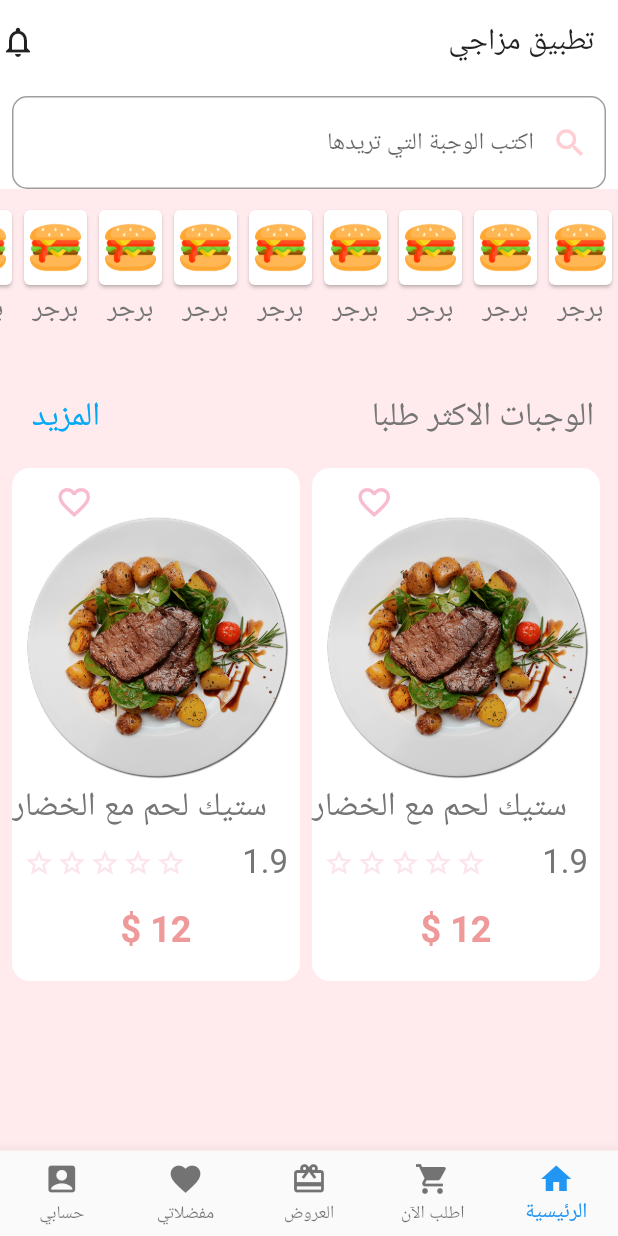
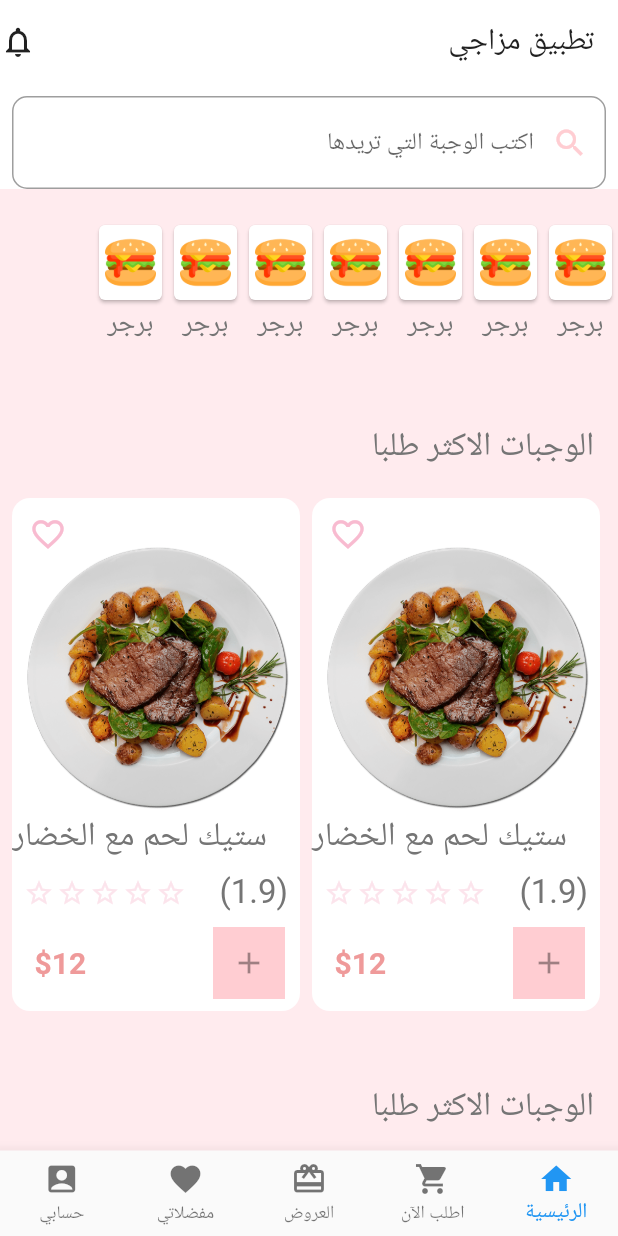
Before and after one commit to sihamqatani/meal1_app, a Flutter app: the screen it shows after launch, on a phone screen of 412 x 824 dp. Run offline on Flutter 3.47's test engine with Material 2 defaults, Android fonts, the phone set to English and light mode, and no system bars; drawn by our look-alikes of smooth_star_rating.

Commit message:
last homescreen

```diff
--- a/lib/screens/home_screen.dart
+++ b/lib/screens/home_screen.dart
@@ -48,6 +48,7 @@ class _HomeScreenState extends State<HomeScreen> {
                   searchPart(),
                   topMenuPart(),
                   popularFoodMenu(context),
+                  popularFoodMenu(context),
                 ],
               ),
             ),
@@ -59,26 +60,17 @@ class _HomeScreenState extends State<HomeScreen> {
     //var rating;
     return Container(
       // color: Colors.white,
-      height: 750,
+      height: 440,
       child: Column(
         children: [
-          Row(
-            mainAxisAlignment: MainAxisAlignment.spaceBetween,
-            children: [
-              Padding(
-                padding: const EdgeInsets.all(16.0),
-                child: Text('الوجبات الاكثر طلبا',
-                    style: TextStyle(color: Colors.grey[600], fontSize: 22)),
-              ),
-              FlatButton(
-                onPressed: () {},
-                child: Text(
-                  'المزيد',
-                  style: TextStyle(color: Colors.lightBlue, fontSize: 22),
-                ),
-              ),
-            ],
+          Padding(
+            padding: const EdgeInsets.all(16),
+            child: Container(alignment:Alignment.topRight ,
+              child: Text('الوجبات الاكثر طلبا',
+                  style: TextStyle(color: Colors.grey[600], fontSize: 22)),
+            ),
           ),
+
           Container(
             height: 350,
             padding: EdgeInsets.only(right: 8, left: 8),
@@ -109,15 +101,12 @@ class _HomeScreenState extends State<HomeScreen> {
         child: Stack(
           children: [
             Align(
-              child: Container(
-                child: Icon(
+              child: IconButton(onPressed:(){} ,
+                icon: Icon(
                   Icons.favorite_border,
                   color: Colors.pink[100],
                   size: 25,
                 ),
-                height: 5,
-                width: 5,
-                padding: EdgeInsets.only(left: 29, top: 10),
               ),
               alignment: Alignment.topLeft,
             ),
@@ -129,9 +118,15 @@ class _HomeScreenState extends State<HomeScreen> {
                 ),
                 padding: EdgeInsets.only(bottom: 100),
                 width: double.infinity,
-                height: 300,
+                height: 350,
                 child: Center(
-                  child: GestureDetector(onTap:(){return Navigator.push(context, MaterialPageRoute(builder: (context){return FoodPageDetails();}));} ,
+                  child: GestureDetector(
+                    onTap: () {
+                      return Navigator.push(context,
+                          MaterialPageRoute(builder: (context) {
+                        return FoodPageDetails();
+                      }));
+                    },
                     child: Image.asset(
                       'assets/Images/Menus/popular_food/popular1.png',
                       fit: BoxFit.cover,
@@ -154,7 +149,7 @@ class _HomeScreenState extends State<HomeScreen> {
                   alignment: Alignment.centerRight,
                 ),
                 SizedBox(
-                  height: 10,
+                  height:10,
                 ),
                 Padding(
                   padding: const EdgeInsets.only(right: 8, left: 8),
@@ -163,7 +158,7 @@ class _HomeScreenState extends State<HomeScreen> {
                       mainAxisAlignment: MainAxisAlignment.spaceBetween,
                       children: [
                         Text(
-                          '1.9',
+                          '(1.9)',
                           style:
                               TextStyle(color: Colors.grey[600], fontSize: 22),
                         ),
@@ -189,17 +184,19 @@ class _HomeScreenState extends State<HomeScreen> {
                   ),
                 ),
                 Padding(
-                  padding: const EdgeInsets.all(18.0),
-                  child: Container(
-                      child: Center(
-                    child: Text(
-                      '12 \$',
-                      style: TextStyle(
-                          fontSize: 24,
-                          color: Colors.red[200],
-                          fontWeight: FontWeight.bold),
-                    ),
-                  )),
+                  padding: const EdgeInsets.all(10.0),
+                  child: Row(mainAxisAlignment: MainAxisAlignment.spaceBetween,
+                    children: [
+                      Container(color:Colors.red[100] ,child: IconButton(color: Colors.red[100],icon: Icon(Icons.add,), onPressed: null)),
+                      Text(
+                        '\$12 ',
+                        style: TextStyle(
+                            fontSize: 20,
+                            color: Colors.red[200],
+                            fontWeight: FontWeight.bold),
+                      ),
+                    ],
+                  ),
                 )
               ],
             )
@@ -236,81 +233,68 @@ class _HomeScreenState extends State<HomeScreen> {
 
   Widget topMenuPart() {
     return Container(
-      margin: EdgeInsets.symmetric(vertical: 10.0),
+      margin: EdgeInsets.symmetric(vertical: 20.0),
       height: 100,
       //width: MediaQuery.of(context).size.width,
 
-      child: ListView.builder(
-          itemCount: 10,
-          scrollDirection: Axis.horizontal,
-          itemExtent: 50.0,
-          itemBuilder: (context, int i) {
-            return InkWell(
-              child: Container(
-                child: Column(
-                  children: [
-                    Card(
-                        child: Container(
-                      decoration: BoxDecoration(
-                        // color: Colors.white,
-                        shape: BoxShape.circle,
-                      ),
-                      width: 50,
-                      height: 50,
-                      child: Card(
-                        elevation: 0,
-                        /* shape: RoundedRectangleBorder(
-                            borderRadius: BorderRadius.circular(20)),*/
+      child: ListView(//shrinkWrap: true,
+        children: [
+          drawTopMenu(),
+          drawTopMenu(),
+          drawTopMenu(),
+          drawTopMenu(),
+          drawTopMenu(),
+          drawTopMenu(),
+          drawTopMenu(),
 
-                        child: Container(
-                          width: 25,
-                          height: 25,
-                          child: Center(
-                            child: Image.asset(menuType.imageUrl),
-                          ),
-                        ),
-                      ),
-                    )),
-                    Text(
-                      menuType.name,
-                      style: TextStyle(color: Colors.grey[600], fontSize: 18),
-                    ),
-                  ],
-                ),
-              ),
-            );
-          }),
+        ],
+        itemExtent: 50,
+        scrollDirection: Axis.horizontal,
+      ),
     );
   }
 
   navigateScreen(int selectedIndex) {
-    switch(selectedIndex){
+    switch (selectedIndex) {
       case 1:
-       Navigator.push(context, MaterialPageRoute(builder: (context){return FoodPageDetails();}));break;
+        Navigator.push(context, MaterialPageRoute(builder: (context) {
+          return FoodPageDetails();
+        }));
+        break;
       case 2:
-        Navigator.push(context, MaterialPageRoute(builder: (context){return Container(color: Colors.yellow,);}));break;
+        Navigator.push(context, MaterialPageRoute(builder: (context) {
+          return Container(
+            color: Colors.yellow,
+          );
+        }));
+        break;
       case 3:
-        Navigator.push(context, MaterialPageRoute(builder: (context){return Container(color: Colors.grey,);}));break;
+        Navigator.push(context, MaterialPageRoute(builder: (context) {
+          return Container(
+            color: Colors.grey,
+          );
+        }));
+        break;
       case 4:
-        Navigator.push(context, MaterialPageRoute(builder: (context){return Container(color: Colors.blue);}));break;
-
-
-    }}
+        Navigator.push(context, MaterialPageRoute(builder: (context) {
+          return Container(color: Colors.blue);
+        }));
+        break;
+    }
+  }
 
   bottomNavigatorSection() {
-    int selectedIndex=0;
+    int selectedIndex = 0;
 
     return BottomNavigationBar(
-      onTap: (int x){
+      onTap: (int x) {
         setState(() {
-          selectedIndex=x;
+          selectedIndex = x;
           print(selectedIndex);
 
           navigateScreen(selectedIndex);
         });
       },
-
-
       type: BottomNavigationBarType.fixed,
       items: [
         BottomNavigationBarItem(
@@ -337,4 +321,40 @@ class _HomeScreenState extends State<HomeScreen> {
       ],
     );
   }
+
+ Widget drawTopMenu() {
+    return  Container(
+      child: Column(
+        children: [
+          Card(
+              child: Container(
+                decoration: BoxDecoration(
+                  // color: Colors.white,
+                  shape: BoxShape.circle,
+                ),
+                width: 50,
+                height: 50,
+                child: Card(
+                  elevation: 0,
+                  /* shape: RoundedRectangleBorder(
+                              borderRadius: BorderRadius.circular(20)),*/
+
+                  child: Container(
+                    width: 25,
+                    height: 25,
+                    child: Center(
+                      child: Image.asset(menuType.imageUrl),
+                    ),
+                  ),
+                ),
+              )),
+          Text(
+            menuType.name,
+            style: TextStyle(color: Colors.grey[600], fontSize: 18),
+          ),
+        ],
+      ),
+    );
+
+  }
 }
```
